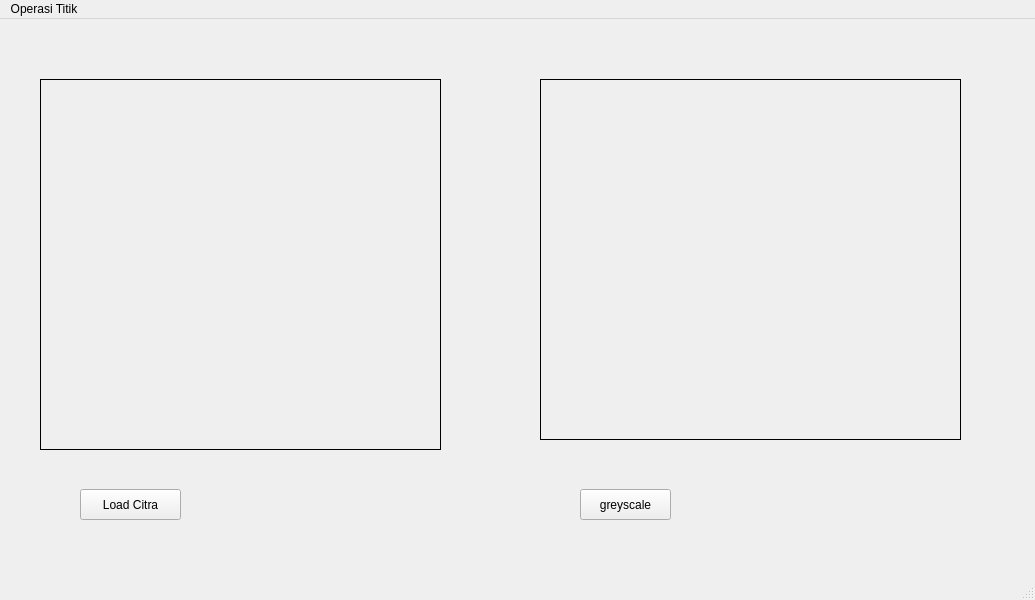
The window that pertemuan-1/GUI.ui (RedSafir/PCD) describes before a commit, drawn with Qt 5.
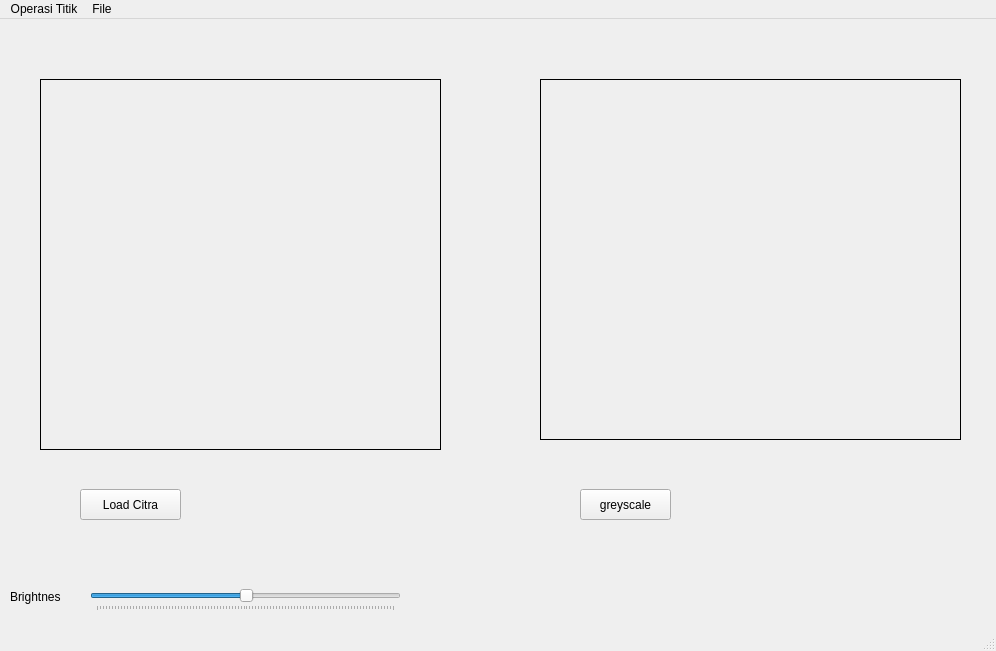
The same window after the commit.

Commit message: menyelesaikan pertemuan ke 1

The edit to the form file:
```diff
--- a/pertemuan-1/GUI.ui
+++ b/pertemuan-1/GUI.ui
@@ -6,8 +6,8 @@
    <rect>
     <x>0</x>
     <y>0</y>
-    <width>1035</width>
-    <height>600</height>
+    <width>996</width>
+    <height>651</height>
    </rect>
   </property>
   <property name="windowTitle">
@@ -72,14 +72,46 @@
      <string/>
     </property>
    </widget>
+   <widget class="QSlider" name="slidder_brightnes">
+    <property name="geometry">
+     <rect>
+      <x>90</x>
+      <y>570</y>
+      <width>311</width>
+      <height>22</height>
+     </rect>
+    </property>
+    <property name="value">
+     <number>50</number>
+    </property>
+    <property name="orientation">
+     <enum>Qt::Horizontal</enum>
+    </property>
+    <property name="tickPosition">
+     <enum>QSlider::TicksBelow</enum>
+    </property>
+   </widget>
+   <widget class="QLabel" name="label_3">
+    <property name="geometry">
+     <rect>
+      <x>10</x>
+      <y>570</y>
+      <width>55</width>
+      <height>16</height>
+     </rect>
+    </property>
+    <property name="text">
+     <string>Brightnes</string>
+    </property>
+   </widget>
   </widget>
   <widget class="QMenuBar" name="menubar">
    <property name="geometry">
     <rect>
      <x>0</x>
      <y>0</y>
-     <width>1035</width>
-     <height>22</height>
+     <width>996</width>
+     <height>26</height>
     </rect>
    </property>
    <widget class="QMenu" name="menuOperasi_Titik">
@@ -92,7 +124,15 @@
     <addaction name="actionNegative"/>
     <addaction name="actionBiner"/>
    </widget>
+   <widget class="QMenu" name="menuFile">
+    <property name="title">
+     <string>File</string>
+    </property>
+    <addaction name="actionSave"/>
+    <addaction name="actionOpen"/>
+   </widget>
    <addaction name="menuOperasi_Titik"/>
+   <addaction name="menuFile"/>
   </widget>
   <widget class="QStatusBar" name="statusbar"/>
   <action name="actionOperasi_pencerahan">
```
Left out of the diff: 10 changed lines with no effect on the pictures. The commit also changes 2 other files.
